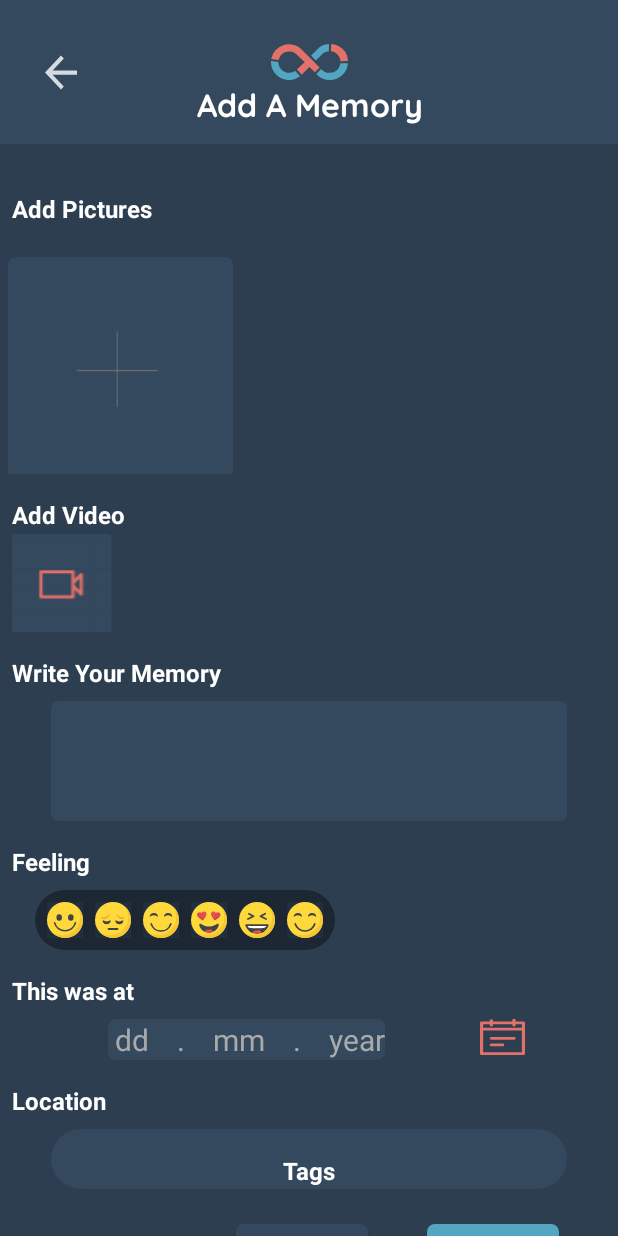
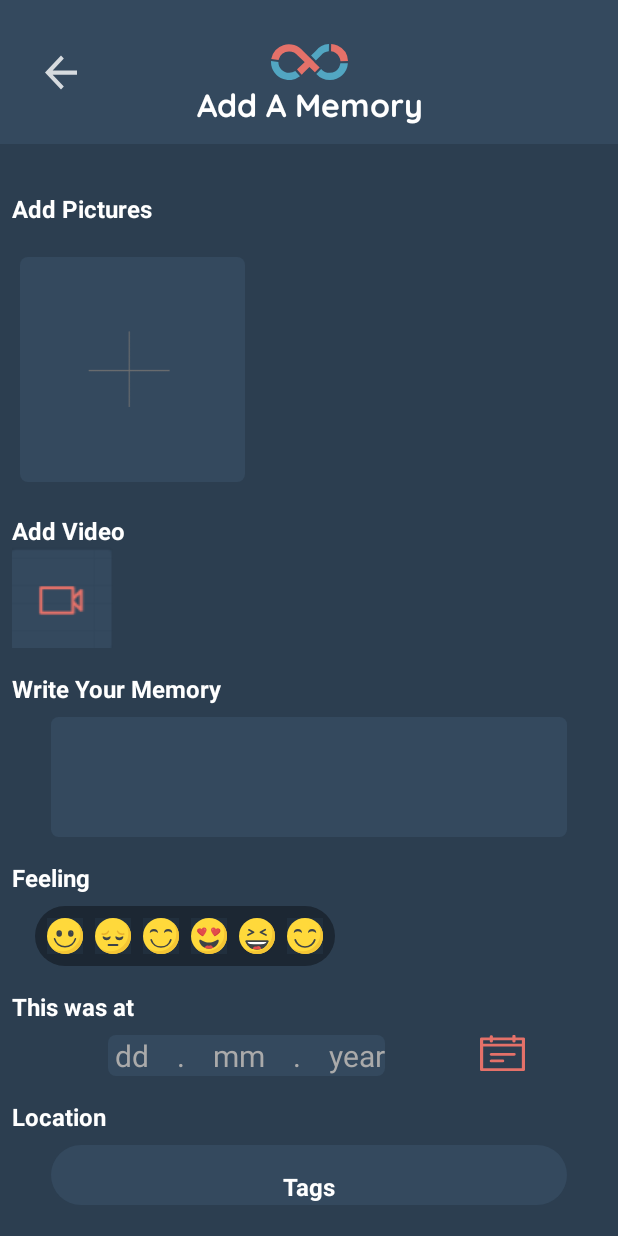
Before and after one commit to lielfr/OurStory, an Android app: the screen it shows after launch (MainActivity), on a phone screen of 412 x 824 dp. Run offline under Robolectric (Android 15) with nearby library versions, the phone set to English and light mode, and no system bars; libraries missing offline, so code that uses them is left out: com.esafirm.imagepicker.

Commit message:
A few more tweaks to the main activity

```diff
--- a/app/src/main/res/layout/activity_main.xml
+++ b/app/src/main/res/layout/activity_main.xml
@@ -390,8 +390,12 @@
             <androidx.recyclerview.widget.RecyclerView
                 android:id="@+id/add_pictures_rv"
                 android:layout_width="match_parent"
-                android:layout_height="150dp"
+                android:layout_height="wrap_content"
+                android:layout_marginStart="8dp"
+                android:layout_marginLeft="8dp"
                 android:layout_marginTop="16dp"
+                android:layout_marginEnd="8dp"
+                android:layout_marginRight="8dp"
                 app:layout_constraintEnd_toEndOf="parent"
                 app:layout_constraintStart_toStartOf="parent"
                 app:layout_constraintTop_toBottomOf="@+id/textView" />
```
